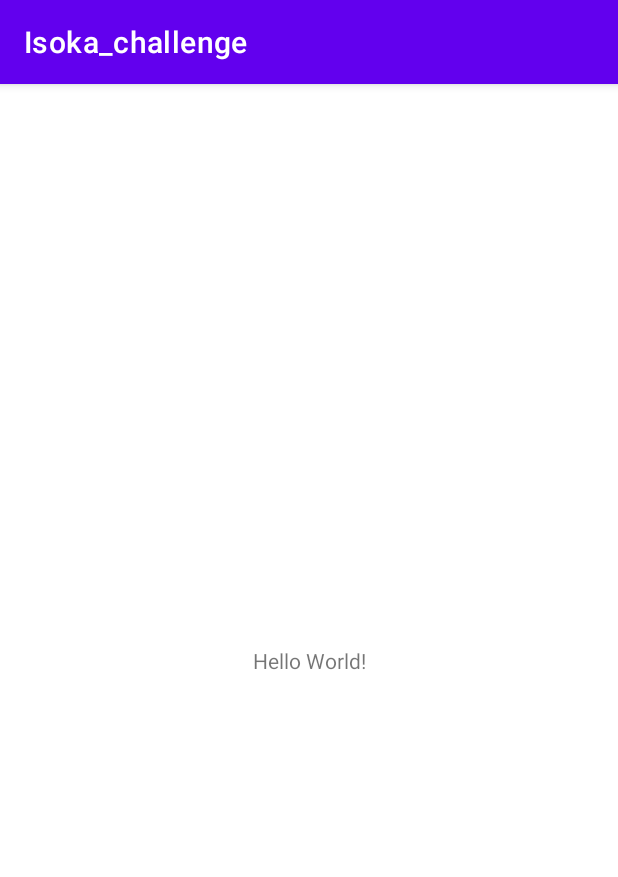
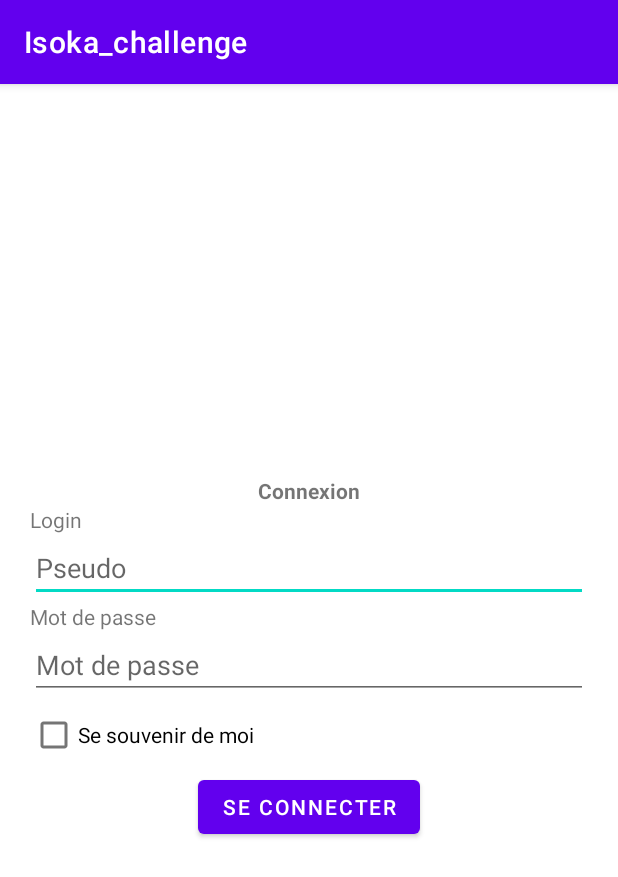
Before and after one commit to Ladislus/m1_android_project, an Android app: the screen it shows after launch (MainActivity before the commit, ConnexionView after it), on a phone screen of 412 x 824 dp. Shown: the top 877 px of the screen. Run offline under Robolectric (Android 15) with nearby library versions, the phone set to English and light mode, and no system bars.

Commit message:
[ADD] input de connexion + le checkbox 'Se souvenir de moi' qui fonctionne

```diff
--- a/app/src/main/java/univ/orleans/ttl/isokachallenge/ConnexionView.java
+++ b/app/src/main/java/univ/orleans/ttl/isokachallenge/ConnexionView.java
@@ -2,13 +2,64 @@ package univ.orleans.ttl.isokachallenge;
 
 import androidx.appcompat.app.AppCompatActivity;
 
+import android.content.Context;
+import android.content.Intent;
+import android.content.SharedPreferences;
 import android.os.Bundle;
+import android.util.Log;
+import android.view.View;
+import android.widget.CheckBox;
+import android.widget.EditText;
 
 public class ConnexionView extends AppCompatActivity {
+
+    private EditText mdp, login;
+    private CheckBox checkLogin;
+    private boolean remember;
 
     @Override
     protected void onCreate(Bundle savedInstanceState) {
         super.onCreate(savedInstanceState);
         setContentView(R.layout.activity_connexion_view);
+        this.login = findViewById(R.id.inputLogin);
+        this.mdp = findViewById(R.id.inputMDP);
+        this.checkLogin = findViewById(R.id.checkLogin);
+        this.remember = false;
+    }
+
+    public void onConnexion(View view) {
+        Log.d("login", "login : "+this.login.getText()+" / mdp : "+this.mdp.getText());
+    }
+
+    @Override
+    protected void onStop() {
+        super.onStop();
+        SharedPreferences sharedPref = this.getPreferences(Context.MODE_PRIVATE);
+        SharedPreferences.Editor editor = sharedPref.edit();
+
+        if(this.checkLogin.isChecked()){
+            editor.putString("login", String.valueOf(this.login.getText()));
+            editor.putString("mdp", String.valueOf(this.mdp.getText()));
+        }else{
+            editor.putString("login", "");
+            editor.putString("mdp", "");
+        }
+        editor.putBoolean("isChecked", this.checkLogin.isChecked());
+        editor.apply();
+    }
+
+    @Override
+    protected void onStart() {
+        super.onStart();
+        SharedPreferences sharedPref = this.getPreferences(Context.MODE_PRIVATE);
+        this.login.setText(sharedPref.getString("login",""));
+        this.mdp.setText(sharedPref.getString("mdp",""));
+        this.remember = sharedPref.getBoolean("isChecked",false);
+        this.checkLogin.setChecked(this.remember);
+
+    }
+
+    public void onChecked(View view) {
+        this.remember = this.checkLogin.isChecked();
     }
 }
--- a/app/src/main/java/univ/orleans/ttl/isokachallenge/MainActivity.java
+++ b/app/src/main/java/univ/orleans/ttl/isokachallenge/MainActivity.java
@@ -1,6 +1,8 @@
 package univ.orleans.ttl.isokachallenge;
 
 import androidx.appcompat.app.AppCompatActivity;
+
+import android.content.Intent;
 import android.os.Bundle;
 
 public class MainActivity extends AppCompatActivity {
@@ -9,5 +11,7 @@ public class MainActivity extends AppCompatActivity {
     protected void onCreate(Bundle savedInstanceState) {
         super.onCreate(savedInstanceState);
         setContentView(R.layout.activity_main);
+        Intent intent = new Intent(this, ConnexionView.class);
+        startActivity(intent);
     }
 }
--- a/app/src/main/res/layout/activity_connexion_view.xml
+++ b/app/src/main/res/layout/activity_connexion_view.xml
@@ -5,12 +5,66 @@
     android:layout_width="match_parent"
     android:layout_height="match_parent"
     android:orientation="vertical"
+    android:padding="30px"
+    android:gravity="center"
     tools:context=".ConnexionView">
     <TextView
         android:layout_width="match_parent"
         android:layout_height="wrap_content"
         android:text="@string/connexionNom"
-        android:layout_weight="1">
+        android:textStyle="bold"
+        android:gravity="center"
+        android:layout_weight="0">
 
     </TextView>
+
+    <TextView
+        android:id="@+id/textView5"
+        android:layout_width="match_parent"
+        android:layout_height="wrap_content"
+        android:layout_weight="0"
+        android:text="@string/loginTitle" />
+
+    <EditText
+        android:id="@+id/inputLogin"
+        android:layout_width="match_parent"
+
+        android:layout_height="wrap_content"
+        android:layout_weight="0"
+        android:ems="10"
+        android:hint="@string/hintLogin"
+        android:inputType="textPersonName"
+        android:text="" />
+
+    <TextView
+        android:id="@+id/textView6"
+        android:layout_width="match_parent"
+        android:layout_height="wrap_content"
+        android:layout_weight="0"
+        android:text="@string/passwordTitle" />
+
+    <EditText
+        android:id="@+id/inputMDP"
+        android:layout_width="match_parent"
+        android:layout_height="wrap_content"
+        android:layout_weight="0"
+        android:ems="10"
+        android:hint="@string/hintpassword"
+        android:inputType="textPassword"
+        android:text="" />
+
+    <CheckBox
+        android:id="@+id/checkLogin"
+        android:layout_width="match_parent"
+        android:layout_height="wrap_content"
+        android:layout_weight="0"
+        android:onClick="onChecked"
+        android:text="@string/labelCheckLogin" />
+
+    <Button
+        android:layout_width="wrap_content"
+        android:layout_height="wrap_content"
+        android:onClick="onConnexion"
+        android:text="@string/connexionButton"
+        ></Button>
 </LinearLayout>
--- a/app/src/main/res/values/strings.xml
+++ b/app/src/main/res/values/strings.xml
@@ -1,3 +1,10 @@
 <resources>
     <string name="app_name">Isoka_challenge</string>
+    <string name="connexionNom">Connexion</string>
+    <string name="loginTitle">Login</string>
+    <string name="hintLogin">Pseudo</string>
+    <string name="passwordTitle">Mot de passe</string>
+    <string name="hintpassword">Mot de passe</string>
+    <string name="connexionButton">Se connecter</string>
+    <string name="labelCheckLogin">Se souvenir de moi</string>
 </resources>
```
